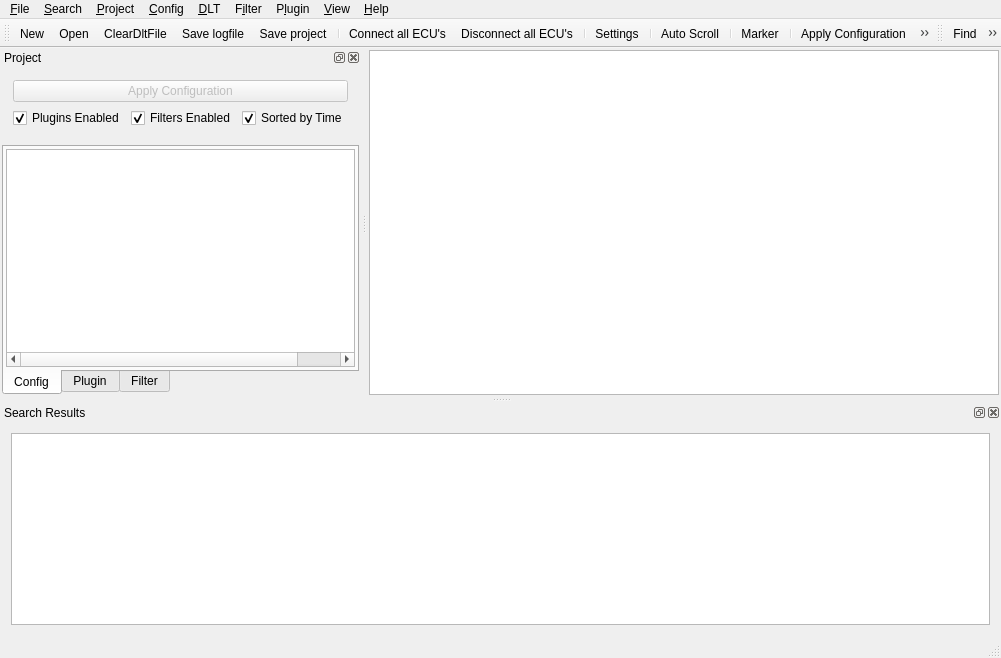
Qt form src/mainwindow.ui (COVESA/dlt-viewer) before a commit.
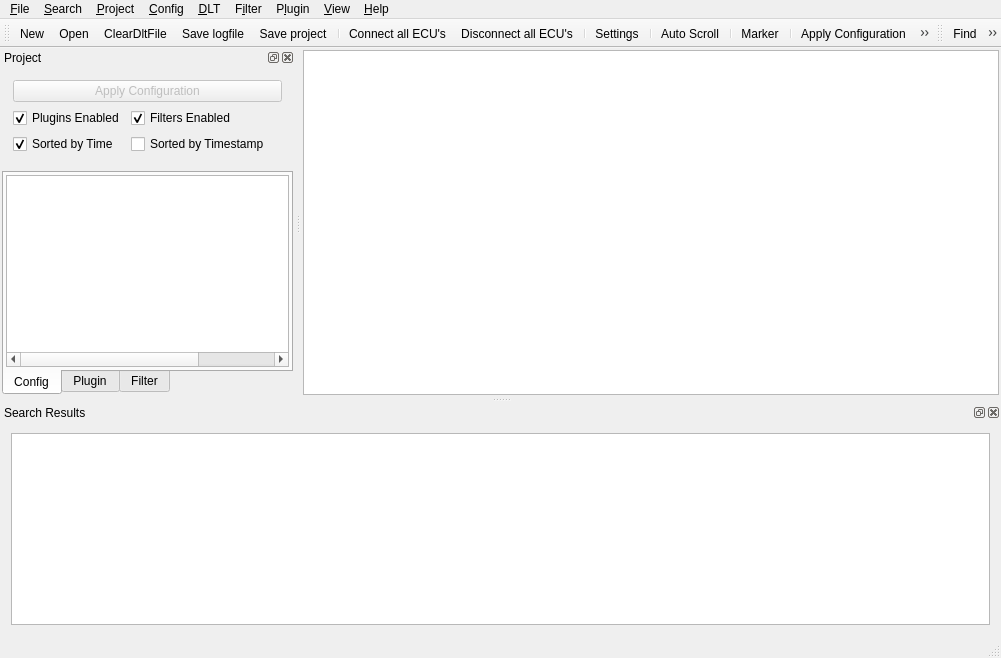
The same form after that commit. Icons and pictures are not drawn. Custom widgets are drawn as their Qt base class.

Commit message: Sort by target time stamp

What changed in the file:
```diff
--- a/src/mainwindow.ui
+++ b/src/mainwindow.ui
@@ -82,7 +82,7 @@
        <bool>false</bool>
       </attribute>
       <attribute name="verticalHeaderDefaultSectionSize">
-       <number>15</number>
+       <number>21</number>
       </attribute>
      </widget>
     </item>
@@ -366,17 +366,7 @@
           </property>
          </widget>
         </item>
-        <item row="2" column="2">
-         <widget class="QCheckBox" name="checkBoxSortByTime">
-          <property name="text">
-           <string>Sorted by Time</string>
-          </property>
-          <property name="checked">
-           <bool>true</bool>
-          </property>
-         </widget>
-        </item>
-        <item row="0" column="0" colspan="3">
+        <item row="0" column="0" colspan="4">
          <widget class="QPushButton" name="applyConfig">
           <property name="enabled">
            <bool>false</bool>
@@ -391,6 +381,26 @@
           </property>
          </widget>
         </item>
+        <item row="3" column="0">
+         <widget class="QCheckBox" name="checkBoxSortByTime">
+          <property name="text">
+           <string>Sorted by Time</string>
+          </property>
+          <property name="checked">
+           <bool>true</bool>
+          </property>
+         </widget>
+        </item>
+        <item row="3" column="1">
+         <widget class="QCheckBox" name="checkBoxSortByTimestamp">
+          <property name="enabled">
+           <bool>true</bool>
+          </property>
+          <property name="text">
+           <string>Sorted by Timestamp</string>
+          </property>
+         </widget>
+        </item>
        </layout>
       </widget>
      </item>
```
Left out of the diff: 23 changed lines with no effect on the pictures. The commit also changes 8 other files.
